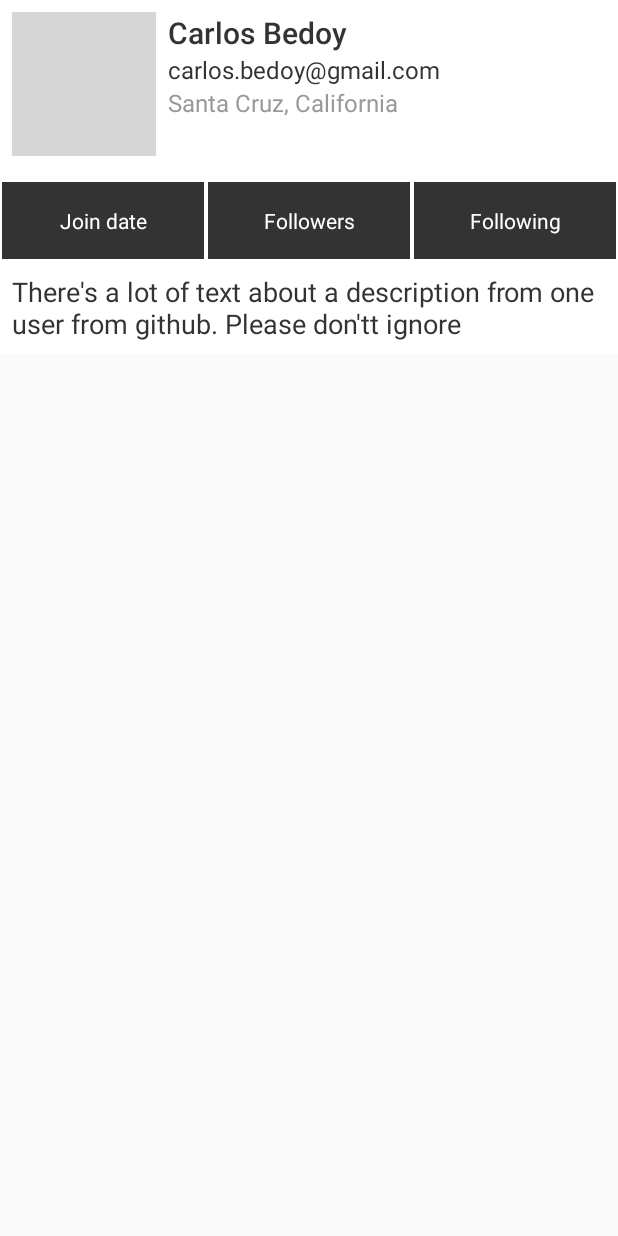
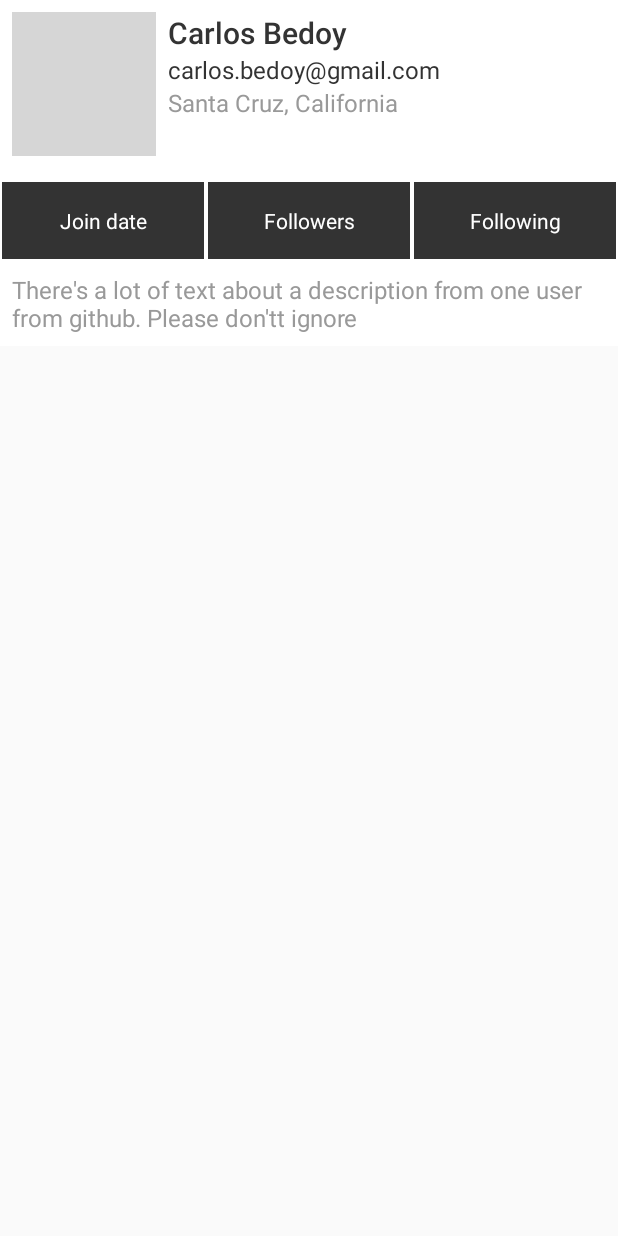
Before and after one commit to carlosbsys/t-mobile-github, an Android app: the layout profile_item.xml on its own in the app's theme, with its tools: preview values and no code run, on a phone screen of 412 x 824 dp. Run offline under Robolectric (Android 15) with nearby library versions, the phone set to English and light mode, and no system bars; grey boxes are pictures that could not be loaded.

Commit message:
Fixing details

```diff
--- a/app/src/main/java/mobile/github/RetrofitHelper.kt
+++ b/app/src/main/java/mobile/github/RetrofitHelper.kt
@@ -22,7 +22,7 @@ object RetrofitHelper {
 
             val url = originalHttpUrl.newBuilder()
                 .addQueryParameter("client_id", "Iv1.d45f92b9164daf3c")
-                .addQueryParameter("client_secret", "3ac7a3f384e75237f2c042509839b16a301fb0d1")
+                .addQueryParameter("client_secret", "89981d8f3c75ffba77896b9ba6863881a8da3995")
                 .build()
 
             // Request customization: add request headers
--- a/app/src/main/java/mobile/github/repository/UserListRepository.kt
+++ b/app/src/main/java/mobile/github/repository/UserListRepository.kt
@@ -31,6 +31,7 @@ object UserListRepository {
             //}
             return userList
         }catch (e: Exception){
+            e.printStackTrace()
             return ArrayList()
         }
     }
--- a/app/src/main/res/layout/profile_item.xml
+++ b/app/src/main/res/layout/profile_item.xml
@@ -120,10 +120,11 @@
 
     <TextView
         android:padding="8dp"
-        android:textSize="18sp"
+        android:textSize="16sp"
+        android:id="@+id/profile_item_bio"
         android:text="There's a lot of text about a description from one user from github. Please don'tt ignore"
         android:layout_width="match_parent"
-        android:textColor="@color/black_primary"
+        android:textColor="@color/black_hint"
         app:layout_constraintTop_toBottomOf="@+id/profile_item_sub_container"
         android:layout_height="wrap_content"/>
 
```
Also changed, not shown: app/src/main/java/mobile/github/Utils.kt (added, +24 -0 lines), app/src/main/java/mobile/github/holders/ProfileHolder.kt (+7 -2 lines).
